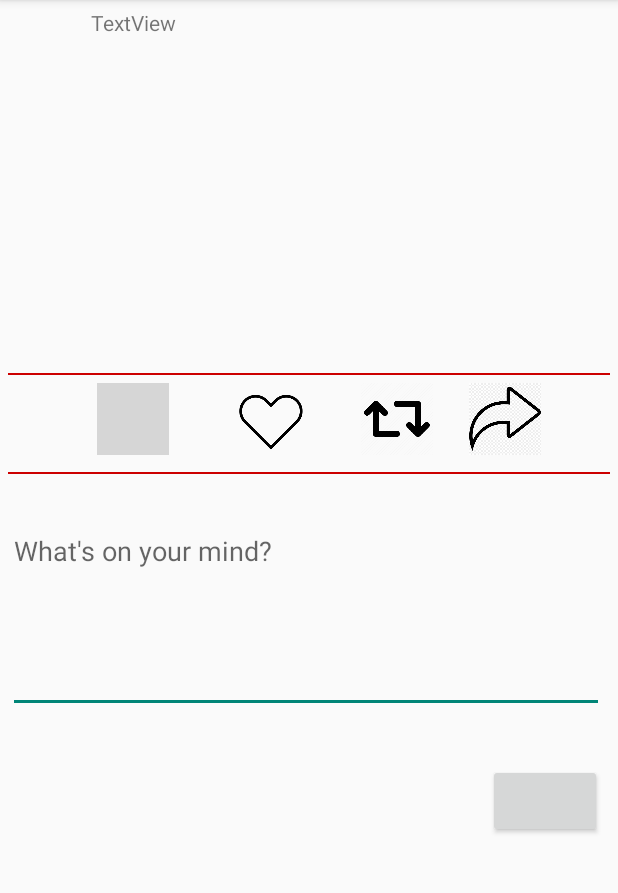
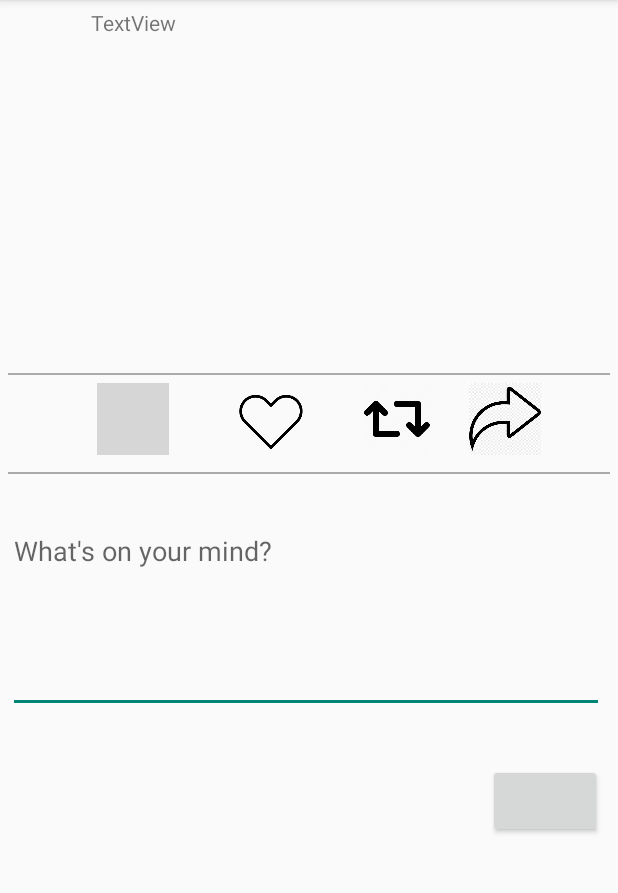
Before and after one commit to lognorman20/twitter, an Android app: the TweetDetailedActivity screen opened directly, with no data from a screen before it, on a phone screen of 412 x 824 dp, the part 84-977 px from its top. Run offline under Robolectric (Android 15) with nearby library versions, the phone set to English and light mode, and no system bars; our stand-ins replace Room's generated code; libraries missing offline, so code that uses them is left out: com.codepath.asynchttpclient, com.facebook.stetho, org.parceler; 2 statements that could not run were skipped; grey boxes are pictures that could not be loaded.

Commit message:
fixed images coming in random places

```diff
--- a/app/src/main/java/com/codepath/apps/restclienttemplate/TweetDetailedActivity.java
+++ b/app/src/main/java/com/codepath/apps/restclienttemplate/TweetDetailedActivity.java
@@ -24,7 +24,6 @@ public class TweetDetailedActivity extends AppCompatActivity {
 
     EditText etDetailedReply;
     Button btnReply;
-
     TwitterClient client;
 
     @Override
--- a/app/src/main/java/com/codepath/apps/restclienttemplate/TweetsAdapter.java
+++ b/app/src/main/java/com/codepath/apps/restclienttemplate/TweetsAdapter.java
@@ -1,4 +1,6 @@
 package com.codepath.apps.restclienttemplate;
+
+import static android.view.View.GONE;
 
 import android.content.Context;
 import android.view.LayoutInflater;
@@ -91,7 +93,10 @@ public class TweetsAdapter extends RecyclerView.Adapter<TweetsAdapter.ViewHolder
             Glide.with(context).load(tweet.user.publicImageUrl).into(ivProfileImage);
             // setting the body image if any
             if (tweet.entity != "cheese"){
+                ivBodyImage.setVisibility(View.VISIBLE);
                 Glide.with(context).load(tweet.entity).into(ivBodyImage);
+            } else {
+                ivBodyImage.setVisibility(GONE);
             }
             tvTimeAgo.setText(tweet.timeAgo);
         }
--- a/app/src/main/res/layout/activity_tweet_detailed.xml
+++ b/app/src/main/res/layout/activity_tweet_detailed.xml
@@ -87,7 +87,7 @@
         android:layout_marginStart="-84dp"
         android:layout_marginTop="243dp"
         android:layout_marginEnd="-48dp"
-        android:background="@android:color/holo_red_dark" />
+        android:background="@android:color/darker_gray" />
 
     <View
         android:id="@+id/view"
@@ -100,7 +100,7 @@
         android:layout_marginStart="-38dp"
         android:layout_marginTop="309dp"
         android:layout_marginEnd="-92dp"
-        android:background="@android:color/holo_red_dark" />
+        android:background="@android:color/darker_gray" />
 
     <!-- Comment button  -->
 
```
